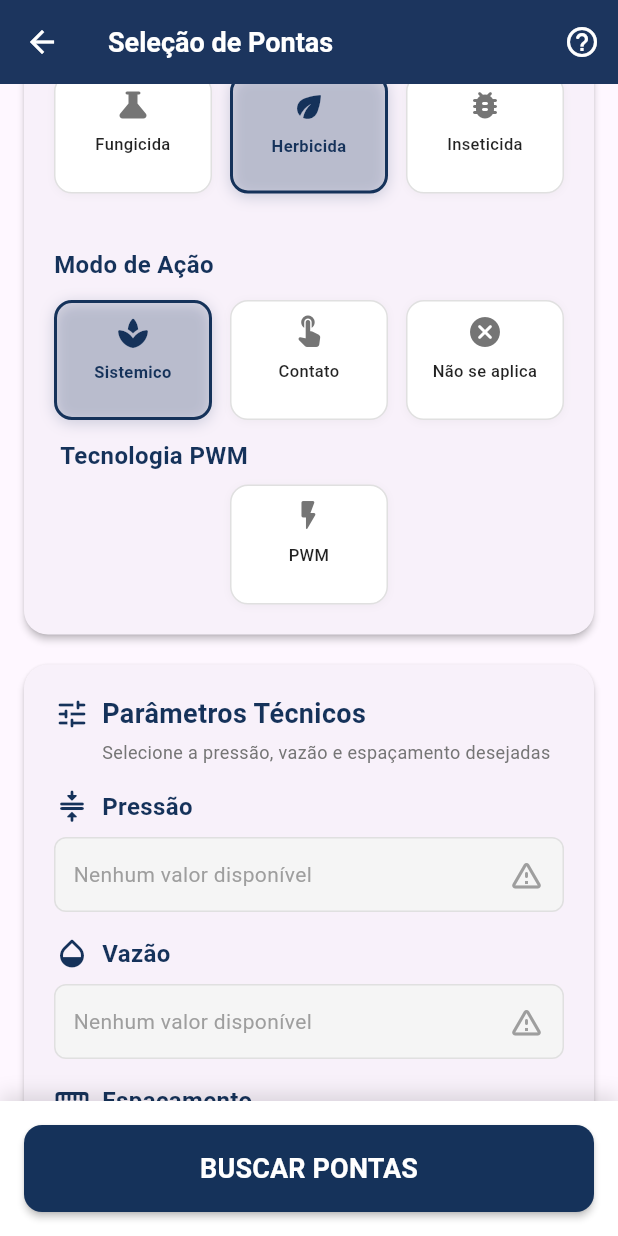
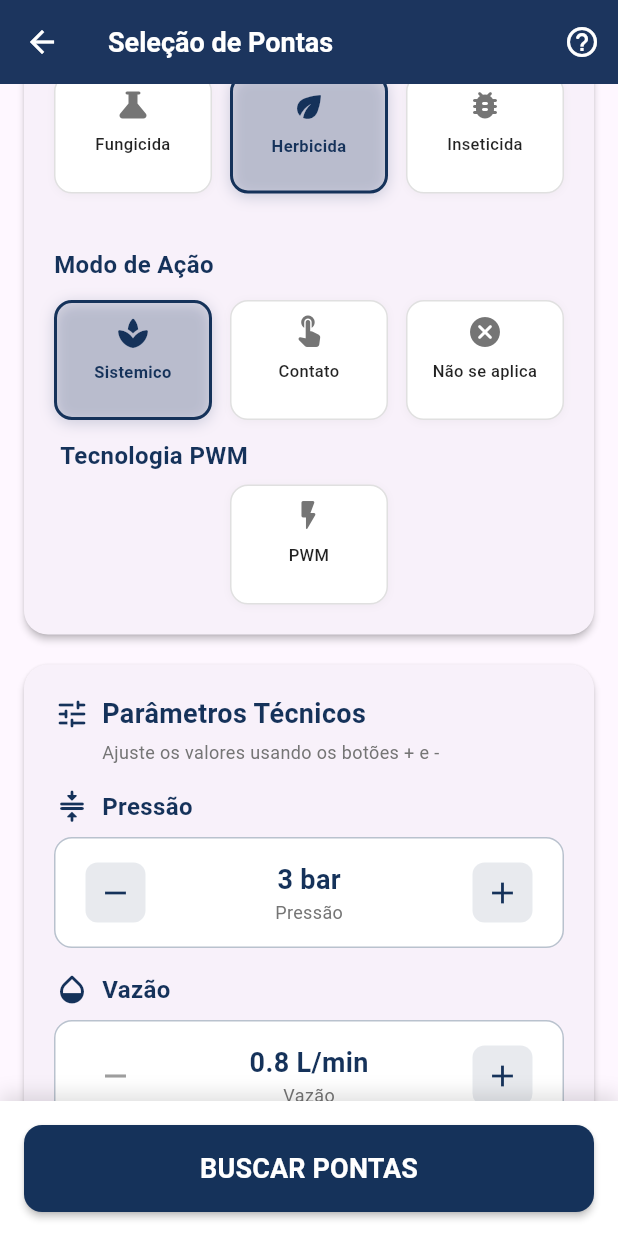
Before and after one commit to Fparaiz0/app_magnojet, a Flutter app: the TipSelectionPage screen opened directly, scrolled down 576 dp, on a phone screen of 412 x 824 dp. Run offline on Flutter 3.47's test engine with Material 3 defaults, Android fonts, the phone set to English and light mode, and no system bars; our stand-ins replace connectivity_plus, flutter_dotenv, material_design_icons_flutter, supabase_flutter; accounts and stored records are empty.

Commit message:
feat: add speed control and replace buttons with -/+ controls

```diff
--- a/lib/pages/home/tip_selection_page.dart
+++ b/lib/pages/home/tip_selection_page.dart
@@ -16,13 +16,10 @@ class _TipSelectionPageState extends State<TipSelectionPage> {
   final _formKey = GlobalKey<FormState>();
   final _scrollController = ScrollController();
 
-  double _pressure = 0.0;
-  double _flowRate = 0.0;
-  double _spacing = 0.0;
-
-  List<double> _availablePressures = [];
-  List<double> _availableFlowRates = [];
-  List<double> _availableSpacings = [];
+  double _pressure = 3.0;
+  double _flowRate = 0.8;
+  double _spacing = 35.0;
+  double _speed = 5.0;
 
   String? _selectedApplicationType = 'Aplicação em Solo';
   String? _selectedApplication = 'Herbicida';
@@ -85,52 +82,47 @@ class _TipSelectionPageState extends State<TipSelectionPage> {
     {'name': 'Não se aplica', 'icon': Icons.cancel_rounded},
   ];
 
+  List<double> _generatePressureValues() {
+    final values = <double>[];
+    for (double i = 1.0; i <= 10.0; i += 0.1) {
+      values.add(double.parse(i.toStringAsFixed(1)));
+    }
+    return values;
+  }
+
+  List<double> _generateFlowRateValues() {
+    final values = <double>[];
+    for (double i = 0.5; i <= 10.0; i += 0.5) {
+      values.add(i);
+    }
+    return values;
+  }
+
+  List<double> _generateSpacingValues() {
+    final values = <double>[];
+    for (double i = 20.0; i <= 100.0; i += 0.5) {
+      values.add(i);
+    }
+    return values;
+  }
+
+  List<double> _generateSpeedValues() {
+    final values = <double>[];
+    for (double i = 1.0; i <= 20.0; i += 0.5) {
+      values.add(i);
+    }
+    return values;
+  }
+
   @override
   void initState() {
     super.initState();
-    _loadDistinctValues();
   }
 
   @override
   void dispose() {
     _imageCache.clear();
     super.dispose();
-  }
-
-  Future<void> _loadDistinctValues() async {
-    final pressures = await _tipService.getDistinctValues('pressao');
-    final flows = await _tipService.getDistinctValues('vazao');
-    final spacings = await _tipService.getDistinctValues('espacamento');
-
-    setState(() {
-      _availablePressures = _filterValuesByIncrement(pressures, 0.5);
-      _availableFlowRates = _filterValuesByIncrement(flows, 0.5);
-      _availableSpacings = spacings;
-
-      _pressure =
-          _availablePressures.isNotEmpty ? _availablePressures.first : 3.0;
-      _flowRate =
-          _availableFlowRates.isNotEmpty ? _availableFlowRates.first : 0.8;
-      _spacing =
-          _availableSpacings.isNotEmpty ? _availableSpacings.first : 35.0;
-    });
-  }
-
-  List<double> _filterValuesByIncrement(List<double> values, double increment) {
-    if (values.isEmpty) return [];
-
-    values.sort();
-    final filteredValues = <double>[];
-    double lastAddedValue = values.first - increment;
-
-    for (var value in values) {
-      if ((value - lastAddedValue) >= increment - 0.01) {
-        filteredValues.add(value);
-        lastAddedValue = value;
-      }
-    }
-
-    return filteredValues;
   }
 
   Future<void> _searchTips() async {
@@ -147,11 +139,14 @@ class _TipSelectionPageState extends State<TipSelectionPage> {
     final int actionModeId = _actionModeToId[_selectedActionMode!] ?? 0;
     final int pwmId = _hasPWM ? 1 : 2;
 
-    if (_pressure == 0.0 || _flowRate == 0.0 || _spacing == 0.0) {
+    if (_pressure == 0.0 ||
+        _flowRate == 0.0 ||
+        _spacing == 0.0 ||
+        _speed == 0.0) {
       ScaffoldMessenger.of(context).showSnackBar(
         SnackBar(
           content:
-              const Text('Selecione uma Pressão, Vazão e Espaçamento válidos.'),
+              const Text('Selecione valores válidos para todos os parâmetros.'),
           backgroundColor: Colors.orange.shade700,
         ),
       );
@@ -169,6 +164,7 @@ class _TipSelectionPageState extends State<TipSelectionPage> {
         pressureValue: _pressure,
         flowRateValue: _flowRate,
         spacingValue: _spacing,
+        speedValue: _speed,
         applicationType: applicationTypeId,
         application: applicationCId,
         actionMode: actionModeId,
@@ -227,10 +223,10 @@ class _TipSelectionPageState extends State<TipSelectionPage> {
       _hasPWM = false;
       _showResults = false;
       _recommendedTips = [];
-
-      if (_availablePressures.isNotEmpty) _pressure = _availablePressures.first;
-      if (_availableFlowRates.isNotEmpty) _flowRate = _availableFlowRates.first;
-      if (_availableSpacings.isNotEmpty) _spacing = _availableSpacings.first;
+      _pressure = 3.0;
+      _flowRate = 0.8;
+      _spacing = 35.0;
+      _speed = 5.0;
     });
     _scrollController.animateTo(
       0,
@@ -320,7 +316,7 @@ class _TipSelectionPageState extends State<TipSelectionPage> {
     );
   }
 
-  Widget _buildDropdownSelection({
+  Widget _buildIncrementDecrementSelection({
     required String label,
     required double currentValue,
     required String unit,
@@ -328,47 +324,9 @@ class _TipSelectionPageState extends State<TipSelectionPage> {
     required List<double> options,
     required ValueChanged<double> onChanged,
   }) {
-    if (options.isEmpty) {
-      return Column(
-        crossAxisAlignment: CrossAxisAlignment.start,
-        children: [
-          Row(
-            children: [
-              Icon(icon, color: primaryColor),
-              const SizedBox(width: 8),
-              Text(
-                label,
-                style: const TextStyle(
-                  fontSize: 16,
-                  fontWeight: FontWeight.w600,
-                  color: primaryColor,
-                ),
-              ),
-            ],
-          ),
-          const SizedBox(height: 8),
-          Container(
-            padding: const EdgeInsets.symmetric(horizontal: 12, vertical: 12),
-            decoration: BoxDecoration(
-              color: Colors.grey.shade100,
-              borderRadius: BorderRadius.circular(8),
-              border: Border.all(color: Colors.grey.shade300),
-            ),
-            child: const Row(
-              mainAxisAlignment: MainAxisAlignment.spaceBetween,
-              children: [
-                Text(
-                  'Nenhum valor disponível',
-                  style: TextStyle(color: Colors.grey),
-                ),
-                Icon(Icons.warning_amber_rounded, color: Colors.grey),
-              ],
-            ),
-          ),
-          const SizedBox(height: 16),
-        ],
-      );
-    }
+    final currentIndex = options.indexOf(currentValue);
+    final canDecrement = currentIndex > 0;
+    final canIncrement = currentIndex < options.length - 1;
 
     return Column(
       crossAxisAlignment: CrossAxisAlignment.start,
@@ -389,47 +347,81 @@ class _TipSelectionPageState extends State<TipSelectionPage> {
         ),
         const SizedBox(height: 8),
         Container(
-          padding: const EdgeInsets.symmetric(horizontal: 12),
+          padding: const EdgeInsets.symmetric(horizontal: 16, vertical: 12),
           decoration: BoxDecoration(
             color: Colors.white,
-            borderRadius: BorderRadius.circular(8),
-            border: Border.all(color: primaryColor.withValues(alpha: 0.5)),
+            borderRadius: BorderRadius.circular(12),
+            border: Border.all(color: primaryColor.withValues(alpha: 0.3)),
           ),
-          child: DropdownButtonFormField<double>(
-            initialValue: currentValue,
-            decoration: const InputDecoration(
-              border: InputBorder.none,
-              contentPadding: EdgeInsets.zero,
-            ),
-            icon: const Icon(Icons.arrow_drop_down, color: primaryColor),
-            style: const TextStyle(
-              color: Colors.black87,
-              fontSize: 16,
-            ),
-            dropdownColor: Colors.white,
-            items: options.map((double value) {
-              return DropdownMenuItem<double>(
-                value: value,
-                child: Text(
-                  _formatExactValue(value, unit),
-                  style: const TextStyle(fontWeight: FontWeight.w500),
-                ),
-              );
-            }).toList(),
-            onChanged: (double? newValue) {
-              if (newValue != null) {
+          child: Row(
+            mainAxisAlignment: MainAxisAlignment.spaceBetween,
+            children: [
+              IconButton(
+                onPressed: canDecrement
+                    ? () {
+                        final newValue = options[currentIndex - 1];
                         onChanged(newValue);
                         setState(() {
                           _showResults = false;
                         });
                       }
-            },
-            validator: (value) {
-              if (value == null || value == 0.0) {
-                return 'Selecione um valor de $label';
+                    : null,
+                style: IconButton.styleFrom(
+                  backgroundColor: canDecrement
+                      ? primaryColor.withValues(alpha: 0.1)
+                      : Colors.grey.shade100,
+                  shape: RoundedRectangleBorder(
+                    borderRadius: BorderRadius.circular(8),
+                  ),
+                ),
+                icon: Icon(
+                  Icons.remove,
+                  color: canDecrement ? primaryColor : Colors.grey,
+                ),
+              ),
+              Column(
+                children: [
+                  Text(
+                    _formatExactValue(currentValue, unit),
+                    style: const TextStyle(
+                      fontSize: 18,
+                      fontWeight: FontWeight.bold,
+                      color: primaryColor,
+                    ),
+                  ),
+                  Text(
+                    label,
+                    style: TextStyle(
+                      fontSize: 12,
+                      color: Colors.grey.shade600,
+                    ),
+                  ),
+                ],
+              ),
+              IconButton(
+                onPressed: canIncrement
+                    ? () {
+                        final newValue = options[currentIndex + 1];
+                        onChanged(newValue);
+                        setState(() {
+                          _showResults = false;
+                        });
                       }
-              return null;
-            },
+                    : null,
+                style: IconButton.styleFrom(
+                  backgroundColor: canIncrement
+                      ? primaryColor.withValues(alpha: 0.1)
+                      : Colors.grey.shade100,
+                  shape: RoundedRectangleBorder(
+                    borderRadius: BorderRadius.circular(8),
+                  ),
+                ),
+                icon: Icon(
+                  Icons.add,
+                  color: canIncrement ? primaryColor : Colors.grey,
+                ),
+              ),
+            ],
           ),
         ),
         const SizedBox(height: 16),
@@ -540,7 +532,8 @@ class _TipSelectionPageState extends State<TipSelectionPage> {
                 style: TextStyle(
                   fontSize: 16,
                   fontWeight: FontWeight.bold,
-                    color: primaryColor),
+                  color: primaryColor,
+                ),
               ),
               const SizedBox(height: 4),
               const Text(
@@ -663,6 +656,10 @@ class _TipSelectionPageState extends State<TipSelectionPage> {
                                   Icons.straighten_rounded,
                                 ),
                                 _buildInfoChip(
+                                  _formatExactValue(tip.speed, 'km/h'),
+                                  Icons.speed_rounded,
+                                ),
+                                _buildInfoChip(
                                   _hasPWM ? 'Sim' : 'Não',
                                   Icons.flash_on_rounded,
                                 ),
@@ -756,7 +753,7 @@ class _TipSelectionPageState extends State<TipSelectionPage> {
                 builder: (context) => AlertDialog(
                   title: const Text('Ajuda'),
                   content: const Text(
-                    'Preencha todos os campos para encontrar as pontas mais adequadas para sua aplicação. Os valores de Pressão e Vazão são utilizados para filtrar pontas que suportam o valor até 0.50 para cima e para baixo.',
+                    'Preencha todos os campos para encontrar as pontas mais adequadas para sua aplicação. Use os botões + e - para ajustar os valores.',
                   ),
                   actions: [
                     TextButton(
@@ -899,35 +896,45 @@ class _TipSelectionPageState extends State<TipSelectionPage> {
                               _buildSectionHeader(
                                   'Parâmetros Técnicos', Icons.tune_rounded,
                                   subtitle:
-                                      'Selecione a pressão, vazão e espaçamento desejadas'),
-                              _buildDropdownSelection(
+                                      'Ajuste os valores usando os botões + e -'),
+                              _buildIncrementDecrementSelection(
                                 label: 'Pressão',
                                 currentValue: _pressure,
                                 unit: 'bar',
                                 icon: Icons.compress_rounded,
-                                options: _availablePressures,
+                                options: _generatePressureValues(),
                                 onChanged: (newValue) => setState(() {
                                   _pressure = newValue;
                                 }),
                               ),
-                              _buildDropdownSelection(
+                              _buildIncrementDecrementSelection(
                                 label: 'Vazão',
                                 currentValue: _flowRate,
                                 unit: 'L/min',
                                 icon: Icons.opacity_rounded,
-                                options: _availableFlowRates,
+                                options: _generateFlowRateValues(),
                                 onChanged: (newValue) => setState(() {
                                   _flowRate = newValue;
                                 }),
                               ),
-                              _buildDropdownSelection(
+                              _buildIncrementDecrementSelection(
                                 label: 'Espaçamento',
                                 currentValue: _spacing,
                                 unit: 'cm',
                                 icon: Icons.straighten_rounded,
-                                options: _availableSpacings,
+                                options: _generateSpacingValues(),
                                 onChanged: (newValue) => setState(() {
                                   _spacing = newValue;
+                                }),
+                              ),
+                              _buildIncrementDecrementSelection(
+                                label: 'Velocidade',
+                                currentValue: _speed,
+                                unit: 'km/h',
+                                icon: Icons.speed_rounded,
+                                options: _generateSpeedValues(),
+                                onChanged: (newValue) => setState(() {
+                                  _speed = newValue;
                                 }),
                               ),
                             ],
```
Also changed, not shown: lib/models/tip_selection_model.dart (+38 -48 lines), lib/services/tip_selection_service.dart (+37 -11 lines). Lines whose indentation alone changed are shown as unchanged.
